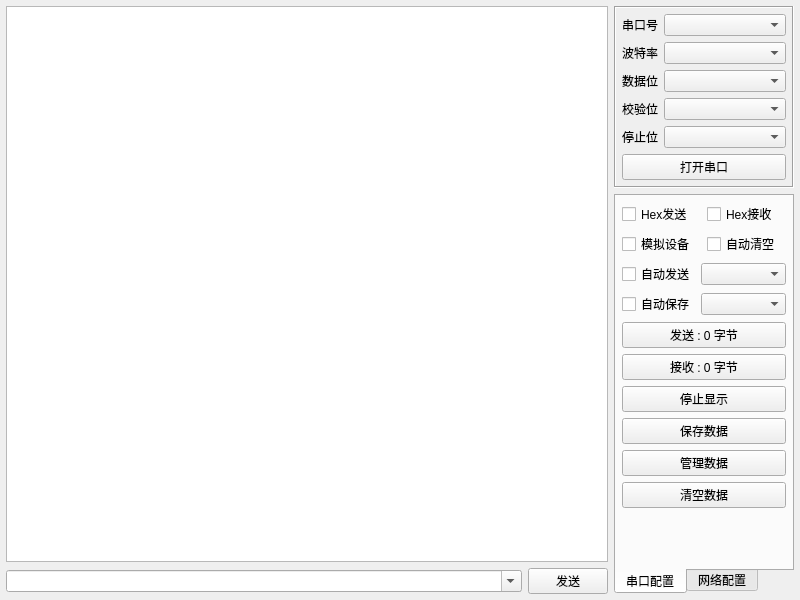
zhq566/comtool, file comtool/form/frmcomtool.ui: the form before one commit.
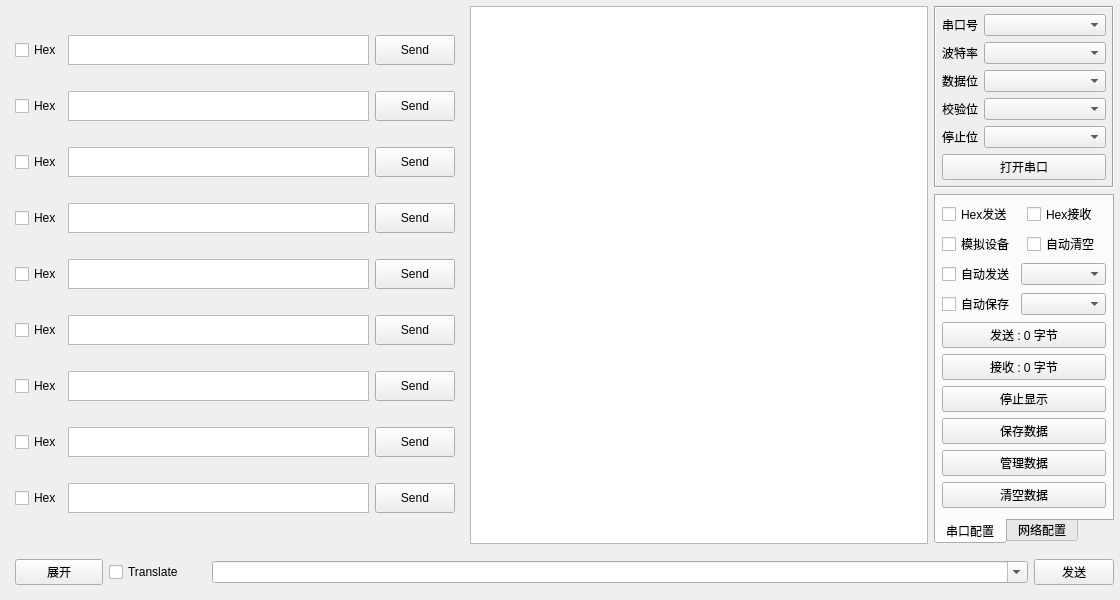
The form after the commit. The open tabs and pages were chosen to show the change.

Commit message: [add] 1、添加缺失的文件widgets.qm和qt_zh_Cn.qm 2、新增常用发送功能 [bug fix] 1、调试时字符串发送无反应，重写byteArrayToAsciiStr函数。

```diff
--- a/comtool/form/frmcomtool.ui
+++ b/comtool/form/frmcomtool.ui
@@ -6,10 +6,28 @@
    <rect>
     <x>0</x>
     <y>0</y>
-    <width>800</width>
+    <width>1120</width>
     <height>600</height>
    </rect>
   </property>
+  <property name="sizePolicy">
+   <sizepolicy hsizetype="Minimum" vsizetype="Minimum">
+    <horstretch>0</horstretch>
+    <verstretch>0</verstretch>
+   </sizepolicy>
+  </property>
+  <property name="minimumSize">
+   <size>
+    <width>0</width>
+    <height>0</height>
+   </size>
+  </property>
+  <property name="maximumSize">
+   <size>
+    <width>1120</width>
+    <height>600</height>
+   </size>
+  </property>
   <layout class="QGridLayout" name="gridLayout_6">
    <property name="leftMargin">
     <number>6</number>
@@ -23,7 +41,455 @@
    <property name="bottomMargin">
     <number>6</number>
    </property>
+   <item row="3" column="0" colspan="2">
+    <layout class="QHBoxLayout" name="horizontalLayout_8">
+     <item>
+      <widget class="QWidget" name="moreUI" native="true">
+       <property name="sizePolicy">
+        <sizepolicy hsizetype="Minimum" vsizetype="Minimum">
+         <horstretch>0</horstretch>
+         <verstretch>0</verstretch>
+        </sizepolicy>
+       </property>
+       <property name="maximumSize">
+        <size>
+         <width>200</width>
+         <height>600</height>
+        </size>
+       </property>
+       <layout class="QHBoxLayout" name="horizontalLayout_2">
+        <item>
+         <widget class="QPushButton" name="expandButton">
+          <property name="text">
+           <string>展开</string>
+          </property>
+         </widget>
+        </item>
+        <item>
+         <widget class="QCheckBox" name="checkBox">
+          <property name="text">
+           <string>Translate</string>
+          </property>
+         </widget>
+        </item>
+       </layout>
+      </widget>
+     </item>
+     <item>
+      <widget class="QWidget" name="widget" native="true">
+       <layout class="QHBoxLayout" name="horizontalLayout">
+        <property name="leftMargin">
+         <number>0</number>
+        </property>
+        <property name="topMargin">
+         <number>0</number>
+        </property>
+        <property name="rightMargin">
+         <number>0</number>
+        </property>
+        <property name="bottomMargin">
+         <number>0</number>
+        </property>
+        <item>
+         <widget class="QComboBox" name="cboxData">
+          <property name="sizePolicy">
+           <sizepolicy hsizetype="Ignored" vsizetype="Fixed">
+            <horstretch>0</horstretch>
+            <verstretch>0</verstretch>
+           </sizepolicy>
+          </property>
+          <property name="editable">
+           <bool>true</bool>
+          </property>
+          <property name="duplicatesEnabled">
+           <bool>false</bool>
+          </property>
+         </widget>
+        </item>
+        <item>
+         <widget class="QPushButton" name="btnSend">
+          <property name="minimumSize">
+           <size>
+            <width>80</width>
+            <height>0</height>
+           </size>
+          </property>
+          <property name="maximumSize">
+           <size>
+            <width>80</width>
+            <height>16777215</height>
+           </size>
+          </property>
+          <property name="text">
+           <string>发送</string>
+          </property>
+         </widget>
+        </item>
+       </layout>
+      </widget>
+     </item>
+    </layout>
+   </item>
+   <item row="0" column="0" colspan="2">
+    <layout class="QHBoxLayout" name="TopHorizontalLayout">
+     <item>
+      <widget class="QWidget" name="widget_sendUI" native="true">
+       <property name="sizePolicy">
+        <sizepolicy hsizetype="Expanding" vsizetype="Minimum">
+         <horstretch>0</horstretch>
+         <verstretch>0</verstretch>
+        </sizepolicy>
+       </property>
+       <property name="maximumSize">
+        <size>
+         <width>1120</width>
+         <height>600</height>
+        </size>
+       </property>
+       <layout class="QGridLayout" name="gridLayout_7">
+        <property name="sizeConstraint">
+         <enum>QLayout::SetMinimumSize</enum>
+        </property>
+        <item row="5" column="0">
+         <widget class="QCheckBox" name="checkBox_hex06">
+          <property name="text">
+           <string>Hex</string>
+          </property>
+         </widget>
+        </item>
+        <item row="8" column="1">
+         <widget class="QTextEdit" name="textEdit09">
+          <property name="sizePolicy">
+           <sizepolicy hsizetype="Expanding" vsizetype="Fixed">
+            <horstretch>0</horstretch>
+            <verstretch>0</verstretch>
+           </sizepolicy>
+          </property>
+          <property name="maximumSize">
+           <size>
+            <width>400</width>
+            <height>30</height>
+           </size>
+          </property>
+         </widget>
+        </item>
+        <item row="6" column="2">
+         <widget class="QPushButton" name="sendButton_07">
+          <property name="sizePolicy">
+           <sizepolicy hsizetype="Minimum" vsizetype="Minimum">
+            <horstretch>0</horstretch>
+            <verstretch>0</verstretch>
+           </sizepolicy>
+          </property>
+          <property name="text">
+           <string>Send</string>
+          </property>
+         </widget>
+        </item>
+        <item row="8" column="2">
+         <widget class="QPushButton" name="sendButton_09">
+          <property name="sizePolicy">
+           <sizepolicy hsizetype="Minimum" vsizetype="Minimum">
+            <horstretch>0</horstretch>
+            <verstretch>0</verstretch>
+           </sizepolicy>
+          </property>
+          <property name="text">
+           <string>Send</string>
+          </property>
+         </widget>
+        </item>
+        <item row="2" column="2">
+         <widget class="QPushButton" name="sendButton_03">
+          <property name="sizePolicy">
+           <sizepolicy hsizetype="Minimum" vsizetype="Minimum">
+            <horstretch>0</horstretch>
+            <verstretch>0</verstretch>
+           </sizepolicy>
+          </property>
+          <property name="text">
+           <string>Send</string>
+          </property>
+         </widget>
+        </item>
+        <item row="3" column="1">
+         <widget class="QTextEdit" name="textEdit04">
+          <property name="sizePolicy">
+           <sizepolicy hsizetype="Expanding" vsizetype="Fixed">
+            <horstretch>0</horstretch>
+            <verstretch>0</verstretch>
+           </sizepolicy>
+          </property>
+          <property name="maximumSize">
+           <size>
+            <width>400</width>
+            <height>30</height>
+           </size>
+          </property>
+         </widget>
+        </item>
+        <item row="8" column="0">
+         <widget class="QCheckBox" name="checkBox_hex09">
+          <property name="sizePolicy">
+           <sizepolicy hsizetype="Fixed" vsizetype="Fixed">
+            <horstretch>0</horstretch>
+            <verstretch>0</verstretch>
+           </sizepolicy>
+          </property>
+          <property name="text">
+           <string>Hex</string>
+          </property>
+         </widget>
+        </item>
+        <item row="3" column="2">
+         <widget class="QPushButton" name="sendButton_04">
+          <property name="sizePolicy">
+           <sizepolicy hsizetype="Minimum" vsizetype="Minimum">
+            <horstretch>0</horstretch>
+            <verstretch>0</verstretch>
+           </sizepolicy>
+          </property>
+          <property name="text">
+           <string>Send</string>
+          </property>
+         </widget>
+        </item>
+        <item row="4" column="2">
+         <widget class="QPushButton" name="sendButton_05">
+          <property name="sizePolicy">
+           <sizepolicy hsizetype="Minimum" vsizetype="Minimum">
+            <horstretch>0</horstretch>
+            <verstretch>0</verstretch>
+           </sizepolicy>
+          </property>
+          <property name="text">
+           <string>Send</string>
+          </property>
+         </widget>
+        </item>
+        <item row="5" column="2">
+         <widget class="QPushButton" name="sendButton_06">
+          <property name="sizePolicy">
+           <sizepolicy hsizetype="Minimum" vsizetype="Minimum">
+            <horstretch>0</horstretch>
+            <verstretch>0</verstretch>
+           </sizepolicy>
+          </property>
+          <property name="text">
+           <string>Send</string>
+          </property>
+         </widget>
+        </item>
+        <item row="6" column="1">
+         <widget class="QTextEdit" name="textEdit07">
+          <property name="sizePolicy">
+           <sizepolicy hsizetype="Expanding" vsizetype="Fixed">
+            <horstretch>0</horstretch>
+            <verstretch>0</verstretch>
+           </sizepolicy>
+          </property>
+          <property name="maximumSize">
+           <size>
+            <width>400</width>
+            <height>30</height>
+           </size>
+          </property>
+         </widget>
+        </item>
+        <item row="4" column="1">
+         <widget class="QTextEdit" name="textEdit05">
+          <property name="sizePolicy">
+           <sizepolicy hsizetype="Expanding" vsizetype="Fixed">
+            <horstretch>0</horstretch>
+            <verstretch>0</verstretch>
+           </sizepolicy>
+          </property>
+          <property name="maximumSize">
+           <size>
+            <width>400</width>
+            <height>30</height>
+           </size>
+          </property>
+         </widget>
+        </item>
+        <item row="7" column="1">
+         <widget class="QTextEdit" name="textEdit08">
+          <property name="sizePolicy">
+           <sizepolicy hsizetype="Expanding" vsizetype="Fixed">
+            <horstretch>0</horstretch>
+            <verstretch>0</verstretch>
+           </sizepolicy>
+          </property>
+          <property name="maximumSize">
+           <size>
+            <width>400</width>
+            <height>30</height>
+           </size>
+          </property>
+         </widget>
+        </item>
+        <item row="6" column="0">
+         <widget class="QCheckBox" name="checkBox_hex07">
+          <property name="text">
+           <string>Hex</string>
+          </property>
+         </widget>
+        </item>
+        <item row="7" column="0">
+         <widget class="QCheckBox" name="checkBox_hex08">
+          <property name="sizePolicy">
+           <sizepolicy hsizetype="Minimum" vsizetype="Fixed">
+            <horstretch>0</horstretch>
+            <verstretch>0</verstretch>
+           </sizepolicy>
+          </property>
+          <property name="text">
+           <string>Hex</string>
+          </property>
+         </widget>
+        </item>
+        <item row="7" column="2">
+         <widget class="QPushButton" name="sendButton_08">
+          <property name="sizePolicy">
+           <sizepolicy hsizetype="Minimum" vsizetype="Minimum">
+            <horstretch>0</horstretch>
+            <verstretch>0</verstretch>
+           </sizepolicy>
+          </property>
+          <property name="text">
+           <string>Send</string>
+          </property>
+         </widget>
+        </item>
+        <item row="3" column="0">
+         <widget class="QCheckBox" name="checkBox_hex04">
+          <property name="text">
+           <string>Hex</string>
+          </property>
+         </widget>
+        </item>
+        <item row="2" column="0">
+         <widget class="QCheckBox" name="checkBox_hex03">
+          <property name="text">
+           <string>Hex</string>
+          </property>
+         </widget>
+        </item>
+        <item row="5" column="1">
+         <widget class="QTextEdit" name="textEdit06">
+          <property name="sizePolicy">
+           <sizepolicy hsizetype="Expanding" vsizetype="Fixed">
+            <horstretch>0</horstretch>
+            <verstretch>0</verstretch>
+           </sizepolicy>
+          </property>
+          <property name="maximumSize">
+           <size>
+            <width>400</width>
+            <height>30</height>
+           </size>
+          </property>
+         </widget>
+        </item>
+        <item row="4" column="0">
+         <widget class="QCheckBox" name="checkBox_hex05">
+          <property name="text">
+           <string>Hex</string>
+          </property>
+         </widget>
+        </item>
+        <item row="2" column="1">
+         <widget class="QTextEdit" name="textEdit03">
+          <property name="sizePolicy">
+           <sizepolicy hsizetype="Expanding" vsizetype="Fixed">
+            <horstretch>0</horstretch>
+            <verstretch>0</verstretch>
+           </sizepolicy>
+          </property>
+          <property name="maximumSize">
+           <size>
+            <width>400</width>
+            <height>30</height>
+           </size>
+          </property>
+         </widget>
+        </item>
+        <item row="1" column="2">
+         <widget class="QPushButton" name="sendButton_02">
+          <property name="sizePolicy">
+           <sizepolicy hsizetype="Minimum" vsizetype="Minimum">
+            <horstretch>0</horstretch>
+            <verstretch>0</verstretch>
+           </sizepolicy>
+          </property>
+          <property name="text">
+           <string>Send</string>
+          </property>
+         </widget>
+        </item>
+        <item row="1" column="1">
+         <widget class="QTextEdit" name="textEdit02">
+          <property name="sizePolicy">
+           <sizepolicy hsizetype="Expanding" vsizetype="Fixed">
+            <horstretch>0</horstretch>
+            <verstretch>0</verstretch>
+           </sizepolicy>
+          </property>
+          <property name="maximumSize">
+           <size>
+            <width>400</width>
+            <height>30</height>
+           </size>
+          </property>
+         </widget>
+        </item>
+        <item row="1" column="0">
+         <widget class="QCheckBox" name="checkBox_hex02">
+          <property name="text">
+           <string>Hex</string>
+          </property>
+         </widget>
+        </item>
+        <item row="0" column="2">
+         <widget class="QPushButton" name="sendButton_01">
+          <property name="sizePolicy">
+           <sizepolicy hsizetype="Minimum" vsizetype="Minimum">
+            <horstretch>0</horstretch>
+            <verstretch>0</verstretch>
+           </sizepolicy>
+          </property>
+          <property name="text">
+           <string>Send</string>
+          </property>
+         </widget>
+        </item>
+        <item row="0" column="1">
+         <widget class="QTextEdit" name="textEdit01">
+          <property name="sizePolicy">
+           <sizepolicy hsizetype="Expanding" vsizetype="Fixed">
+            <horstretch>0</horstretch>
+            <verstretch>0</verstretch>
+           </sizepolicy>
+          </property>
+          <property name="maximumSize">
+           <size>
+            <width>400</width>
+            <height>30</height>
+           </size>
+          </property>
+         </widget>
+        </item>
    <item row="0" column="0">
+         <widget class="QCheckBox" name="checkBox_hex01">
+          <property name="text">
+           <string>Hex</string>
+          </property>
+         </widget>
+        </item>
+       </layout>
+      </widget>
+     </item>
+     <item>
     <widget class="QTextEdit" name="txtMain">
      <property name="enabled">
       <bool>true</bool>
@@ -42,7 +508,7 @@
      </property>
     </widget>
    </item>
-   <item row="0" column="1" rowspan="2">
+     <item>
     <widget class="QWidget" name="widgetRight" native="true">
      <property name="minimumSize">
       <size>
@@ -467,58 +933,7 @@
      </layout>
     </widget>
    </item>
-   <item row="1" column="0">
-    <widget class="QWidget" name="widget" native="true">
-     <layout class="QHBoxLayout" name="horizontalLayout">
-      <property name="leftMargin">
-       <number>0</number>
-      </property>
-      <property name="topMargin">
-       <number>0</number>
-      </property>
-      <property name="rightMargin">
-       <number>0</number>
-      </property>
-      <property name="bottomMargin">
-       <number>0</number>
-      </property>
-      <item>
-       <widget class="QComboBox" name="cboxData">
-        <property name="sizePolicy">
-         <sizepolicy hsizetype="Ignored" vsizetype="Fixed">
-          <horstretch>0</horstretch>
-          <verstretch>0</verstretch>
-         </sizepolicy>
-        </property>
-        <property name="editable">
-         <bool>true</bool>
-        </property>
-        <property name="duplicatesEnabled">
-         <bool>false</bool>
-        </property>
-       </widget>
-      </item>
-      <item>
-       <widget class="QPushButton" name="btnSend">
-        <property name="minimumSize">
-         <size>
-          <width>80</width>
-          <height>0</height>
-         </size>
-        </property>
-        <property name="maximumSize">
-         <size>
-          <width>80</width>
-          <height>16777215</height>
-         </size>
-        </property>
-        <property name="text">
-         <string>发送</string>
-        </property>
-       </widget>
-      </item>
-     </layout>
-    </widget>
+    </layout>
    </item>
   </layout>
  </widget>
```
Left out of the diff: 5 changed lines with no effect on the pictures. Lines whose indentation alone changed are shown as unchanged. The commit also changes 9 other files.
